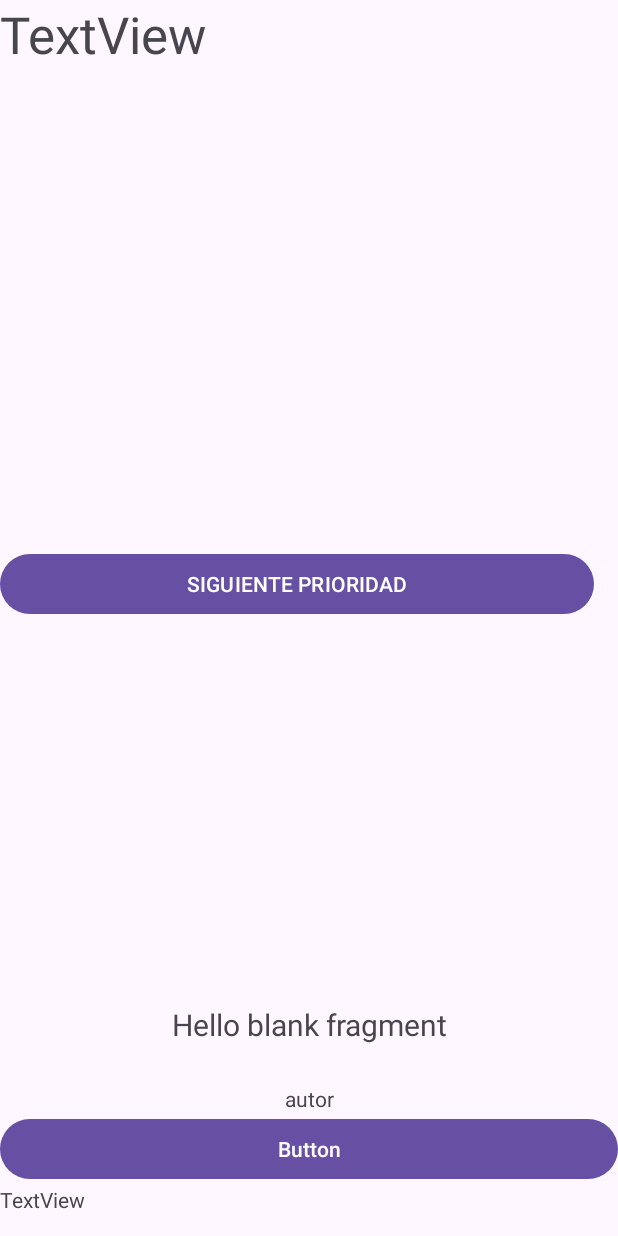
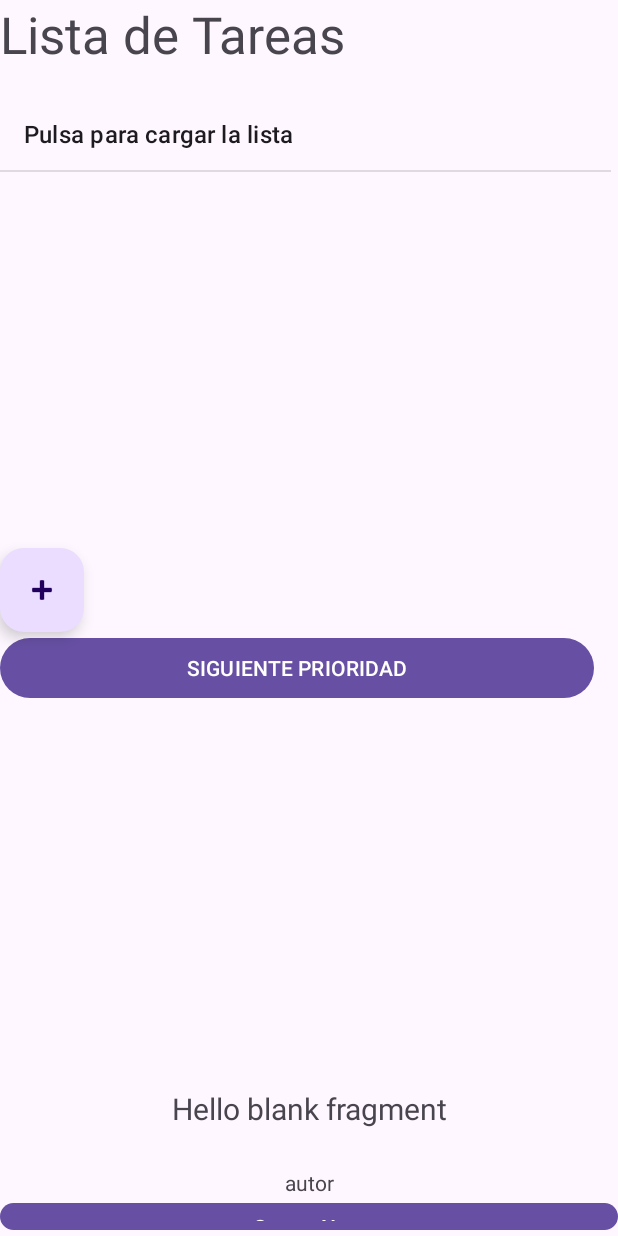
Before and after one commit to AmandaSMZ/TareasApp, an Android app: the screen it shows after launch (MainActivity), on a phone screen of 412 x 824 dp. Run offline under Robolectric (Android 15) with nearby library versions, the phone set to English and light mode, and no system bars; our stand-ins replace Dagger/Hilt's generated code, Room's generated code.

```diff
--- a/app/src/main/java/es/tierno/amanda/mz/tareasapp/data/TareaRepository.kt
+++ b/app/src/main/java/es/tierno/amanda/mz/tareasapp/data/TareaRepository.kt
@@ -25,8 +25,8 @@ class TareaRepository @Inject constructor(
         return mapearTareasPrioridadAModelo(res)
 
     }
-    suspend fun insertarTarea(tarea: Tarea) {
-        var nuevaTarea = TareaEntity(0,tarea.titulo,tarea.descripcion,tarea.idPrioridad)
+    suspend fun insertarTarea(tarea: TareaModel) {
+        var nuevaTarea = TareaEntity(0,tarea.titulo,tarea.descripcion,tarea.prioridadId)
         tareaDao.insert(nuevaTarea)
     }
     suspend fun insertarPrioridad(prioridad: PrioridadEntity){
--- a/app/src/main/java/es/tierno/amanda/mz/tareasapp/dominio/casodeuso/InsertarTareaUseCase.kt
+++ b/app/src/main/java/es/tierno/amanda/mz/tareasapp/dominio/casodeuso/InsertarTareaUseCase.kt
@@ -1,9 +1,13 @@
 package es.tierno.amanda.mz.tareasapp.dominio.casodeuso
 
 import es.tierno.amanda.mz.tareasapp.data.TareaRepository
+import es.tierno.amanda.mz.tareasapp.data.modelo.TareaModel
 import es.tierno.amanda.mz.tareasapp.dominio.modelo.Tarea
 import javax.inject.Inject
 
 class InsertarTareaUseCase @Inject constructor (private val repositorio: TareaRepository) {
-    suspend operator fun invoke(tarea: Tarea) = repositorio.insertarTarea(tarea)
+    suspend operator fun invoke(tarea: Tarea) {
+        val nuevaTarea = TareaModel(tarea.titulo, tarea.descripcion,tarea.idPrioridad)
+        repositorio.insertarTarea(nuevaTarea)
+    }
 }
--- a/app/src/main/java/es/tierno/amanda/mz/tareasapp/ui/presentacion/MainActivity.kt
+++ b/app/src/main/java/es/tierno/amanda/mz/tareasapp/ui/presentacion/MainActivity.kt
@@ -1,6 +1,7 @@
 package es.tierno.amanda.mz.tareasapp.ui.presentacion
 
 import android.Manifest
+import android.content.Intent
 import android.content.pm.PackageManager
 import android.os.Bundle
 import android.view.View
@@ -13,6 +14,7 @@ import androidx.core.content.ContextCompat
 import androidx.lifecycle.lifecycleScope
 import androidx.room.CoroutinesRoom
 import dagger.hilt.android.AndroidEntryPoint
+import es.tierno.amanda.mz.tareasapp.R
 import es.tierno.amanda.mz.tareasapp.data.NotasRepository
 import es.tierno.amanda.mz.tareasapp.data.mock.TareaProvider
 import es.tierno.amanda.mz.tareasapp.data.room.entidades.PrioridadEntity
@@ -50,29 +52,26 @@ class MainActivity () : AppCompatActivity(), OnClickListener {
     lateinit var eliminarTareasUseCase: EliminarTareasUseCase
     @Inject
     lateinit var obtenerTareasUseCase: ObtenerTareasUseCase
-    @Inject
-    lateinit var repositorio: NotasRepository
 
     override fun onCreate(savedInstanceState: Bundle?) {
         super.onCreate(savedInstanceState)
         binding = ActivityMainBinding.inflate(layoutInflater)
         setContentView(binding.root)
-        insertarPrioridades()
-        insertarTareas()
+        //insertarPrioridades()
+        //insertarTareas()
+        val mensajeInicio = arrayOf(getString(R.string.cont_lista))
 
         binding.button.setOnClickListener(this)
 
+        binding.btnAgregar.setOnClickListener {
+            val intent = Intent(this, AgregarActivity::class.java)
+            startActivity(intent)
+        }
         adapter = ArrayAdapter(this, android.R.layout.simple_list_item_1, mutableListOf())
         binding.lista.adapter = adapter
+        adapter.add(mensajeInicio[0])
 
-        CoroutineScope(Dispatchers.IO).launch {
-            val nota = repositorio.getNota()
-            withContext(Dispatchers.Main){
-                if (nota != null) {
-                    binding.txtPrueba.text = nota[0].nota
-                }
-            }
-        }
+
 }
 
 
--- a/app/src/main/res/layout/activity_main.xml
+++ b/app/src/main/res/layout/activity_main.xml
@@ -12,7 +12,7 @@
         android:id="@+id/txt_prioridad"
         android:layout_width="match_parent"
         android:layout_height="wrap_content"
-        android:text="TextView"
+        android:text="@string/titulo_tareas"
         android:textSize="34sp" />
 
     <ListView
@@ -21,13 +21,20 @@
         android:layout_height="300dp"
         android:layout_marginTop="20dp"
         android:layout_marginEnd="3dp">
-
     </ListView>
 
     <androidx.constraintlayout.widget.Barrier
         android:layout_width="wrap_content"
         android:layout_height="wrap_content"
         app:barrierDirection="top" />
+
+    <com.google.android.material.floatingactionbutton.FloatingActionButton
+        android:id="@+id/btn_agregar"
+        android:layout_width="match_parent"
+        android:layout_height="wrap_content"
+        android:clickable="true"
+        android:contentDescription="@string/desc_btn_add"
+        app:srcCompat="@android:drawable/ic_input_add" />
 
     <Button
         android:id="@+id/button"
@@ -43,10 +50,4 @@
         android:layout_width="match_parent"
         android:layout_height="wrap_content" />
 
-    <TextView
-        android:id="@+id/txt_prueba"
-        android:layout_width="match_parent"
-        android:layout_height="wrap_content"
-        android:text="TextView" />
-
 </LinearLayout>
--- a/app/src/main/res/layout/fragment_notas.xml
+++ b/app/src/main/res/layout/fragment_notas.xml
@@ -25,6 +25,6 @@
         android:id="@+id/btn_actualizar"
         android:layout_width="match_parent"
         android:layout_height="wrap_content"
-        android:text="Button" />
+        android:text="@string/btn_nota" />
 
 </LinearLayout>
```
Also changed, not shown: app/src/main/AndroidManifest.xml (+5 -2 lines), app/src/main/java/es/tierno/amanda/mz/tareasapp/ui/presentacion/AgregarActivity.kt (added, +37 -0 lines), app/src/main/java/es/tierno/amanda/mz/tareasapp/ui/presentacion/NotasFragment.kt (+7 -1 lines), app/src/main/res/layout/activity_agregar.xml (added, +43 -0 lines), app/src/main/res/values/strings.xml (+13 -0 lines).
